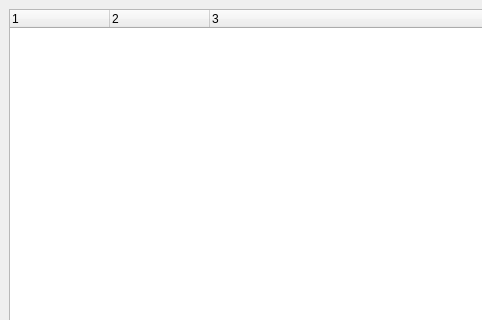
First picture: the form in imageviewer/ui/selectBox.ui, repository melissa05/ImageViewer, before the edit; both pictures show x 0 to 482 and y 0 to 320 of the 610 by 416 pixel window.
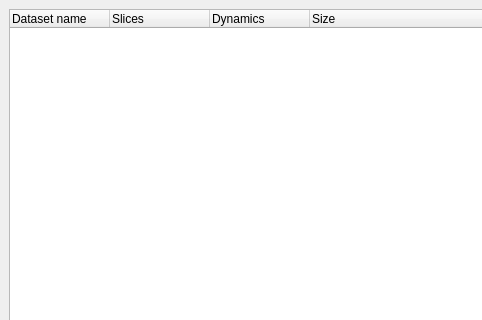
Second picture: the form after the edit.

The edit to the form file:
```diff
--- a/imageviewer/ui/selectBox.ui
+++ b/imageviewer/ui/selectBox.ui
@@ -33,7 +33,7 @@
        <bool>false</bool>
       </property>
       <property name="columnCount">
-       <number>3</number>
+       <number>4</number>
       </property>
       <attribute name="headerCascadingSectionResizes">
        <bool>false</bool>
@@ -49,17 +49,22 @@
       </attribute>
       <column>
        <property name="text">
-        <string notr="true">1</string>
+        <string notr="true">Dataset name</string>
        </property>
       </column>
       <column>
        <property name="text">
-        <string notr="true">2</string>
+        <string notr="true">Slices</string>
        </property>
       </column>
       <column>
        <property name="text">
-        <string notr="true">3</string>
+        <string notr="true">Dynamics</string>
+       </property>
+      </column>
+      <column>
+       <property name="text">
+        <string notr="true">Size</string>
        </property>
       </column>
      </widget>
```
